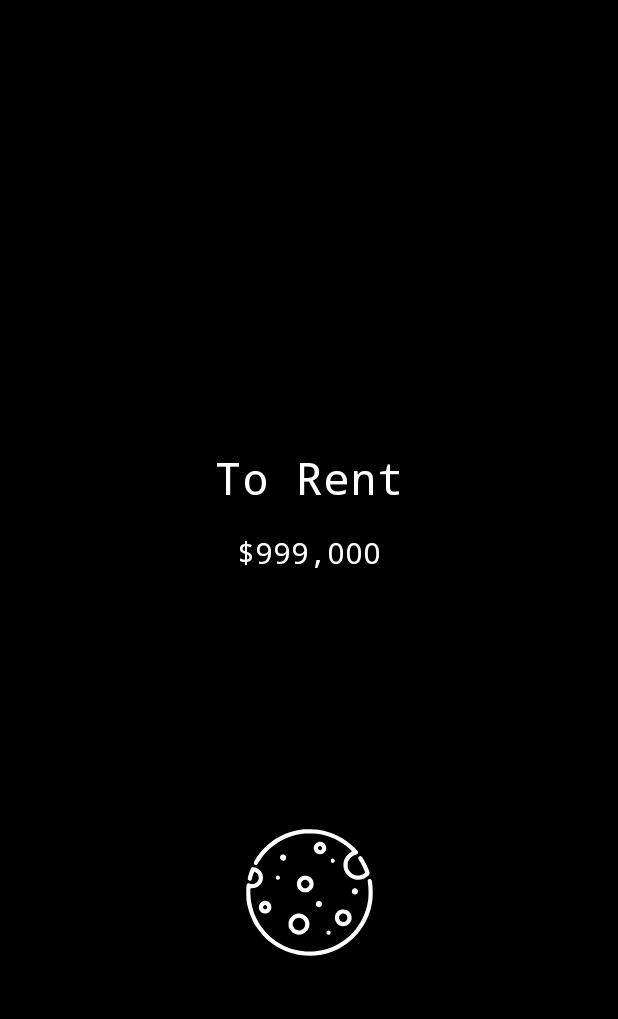
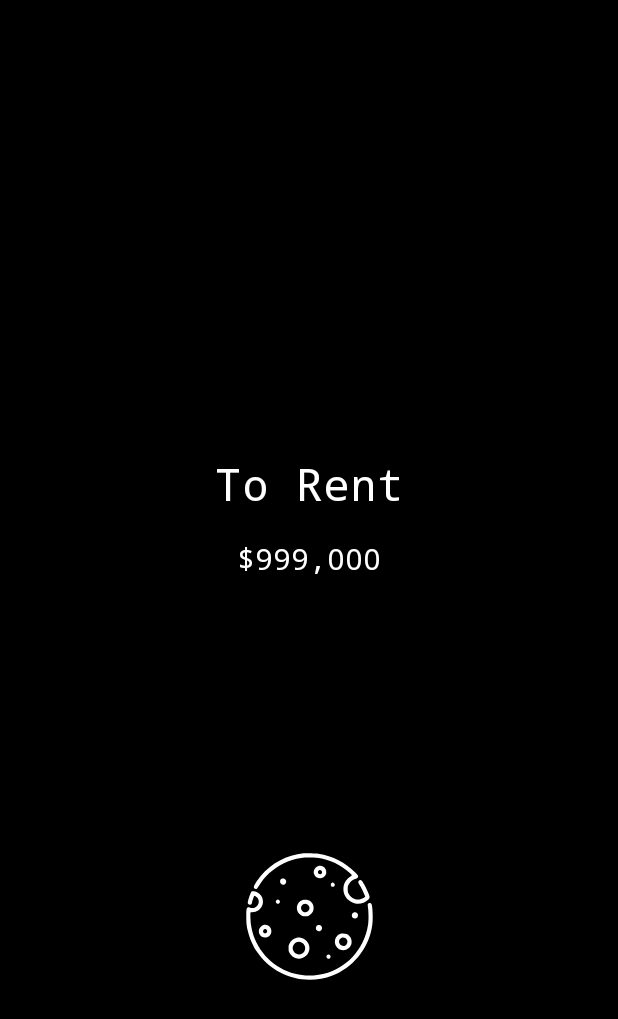
Before and after one commit to Marmalaade/InSpace, an Android app: the layout fragment_mars_estates_detail.xml on its own in the app's theme, with its tools: preview values and no code run, on a phone screen of 412 x 824 dp. Shown: the top 1019 px of the screen. Run offline under Robolectric (Android 15) with nearby library versions, the phone set to English and light mode, and no system bars.

Commit message:
fix: intents in layouts & hideUI item

```diff
--- a/app/src/main/res/layout/fragment_mars_estates_detail.xml
+++ b/app/src/main/res/layout/fragment_mars_estates_detail.xml
@@ -10,9 +10,17 @@
             type="com.example.inspace.marsestatesdetail.MarsEstatesDetailViewMode" />
     </data>
 
+    <ScrollView
+        android:id="@+id/scroll_view"
+        android:layout_width="match_parent"
+        android:layout_height="match_parent"
+        android:background="@color/black"
+        android:fillViewport="true"
+        android:fitsSystemWindows="true">
+
         <androidx.constraintlayout.widget.ConstraintLayout
             android:layout_width="match_parent"
-        android:layout_height="match_parent"
+            android:layout_height="wrap_content"
             android:background="@color/black"
             android:padding="@dimen/normal_space">
 
@@ -20,7 +28,7 @@
             <ImageView
                 android:id="@+id/mars_place_photo_image"
                 android:layout_width="0dp"
-            android:layout_height="266dp"
+                android:layout_height="270dp"
                 android:scaleType="centerCrop"
                 app:imageUrl="@{viewModel.selectedProperty.imgSrcUrl}"
                 app:layout_constraintEnd_toEndOf="parent"
@@ -33,7 +41,7 @@
                 style="@style/TextViewPrimary"
                 android:layout_width="wrap_content"
                 android:layout_height="wrap_content"
-            android:layout_marginTop="16dp"
+                android:layout_marginTop="@dimen/normal_space"
                 android:text="@{String.format(@string/display_type,viewModel.selectedProperty.type)}"
                 android:textSize="30sp"
                 app:layout_constraintEnd_toEndOf="parent"
@@ -57,12 +65,14 @@
                 android:id="@+id/mars_icon"
                 android:layout_width="wrap_content"
                 android:layout_height="wrap_content"
+                android:layout_marginTop="@dimen/big_vertical_space"
+                android:layout_marginBottom="@dimen/normal_space"
                 android:src="@drawable/ic_mars_icon"
                 app:layout_constraintBottom_toBottomOf="parent"
                 app:layout_constraintEnd_toEndOf="parent"
                 app:layout_constraintStart_toStartOf="parent"
                 app:layout_constraintTop_toBottomOf="@+id/price_value_text" />
 
-
         </androidx.constraintlayout.widget.ConstraintLayout>
+    </ScrollView>
 </layout>
--- a/app/src/main/res/values/dimens.xml
+++ b/app/src/main/res/values/dimens.xml
@@ -3,6 +3,7 @@
     <dimen name="tittle_padding">86dp</dimen>
     <dimen name="small_space">8dp</dimen>
     <dimen name="normal_space">16dp</dimen>
+    <dimen name="big_vertical_space">44dp</dimen>
     <dimen name="recycler_item_padding">6dp</dimen>
     <dimen name="status_image_size">124dp</dimen>
 
--- a/app/src/main/res/values/themes.xml
+++ b/app/src/main/res/values/themes.xml
@@ -10,6 +10,7 @@
         <item name="colorSecondaryVariant">@color/teal_700</item>
         <item name="colorOnSecondary">@color/black</item>
         <!-- Status bar color. -->
+        <item name="android:windowFullscreen">true</item>
         <item name="android:statusBarColor" tools:targetApi="l">?attr/colorPrimaryVariant</item>
         <!-- Customize your theme here. -->
     </style>
```
Also changed, not shown: app/src/main/java/com/example/inspace/MainActivity.kt (+1 -19 lines), app/src/main/res/layout/activity_main.xml (+15 -10 lines). Lines whose indentation alone changed are shown as unchanged.
